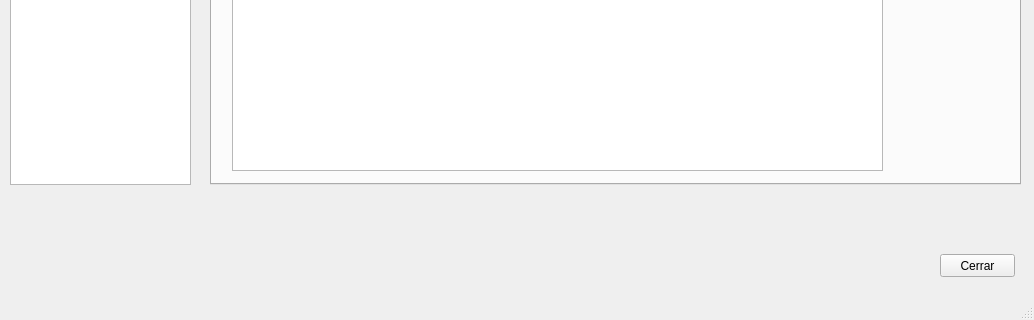
The window that mainwindow.ui (orgaArchivos/Project_Orga) describes before a commit, drawn with Qt 5; both pictures show x 0 to 1034 and y 292 to 612 of the 1034 by 612 pixel window.
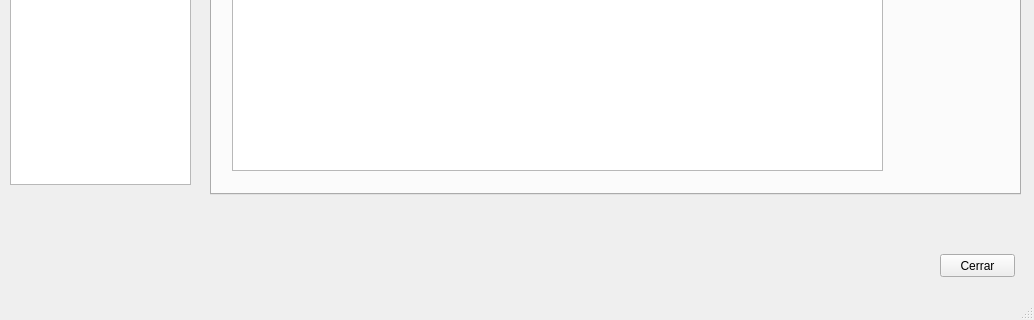
The same window after the commit. The open tabs and pages were chosen to show the change. Icons and pictures are not drawn.

Diff of the .ui file:
```diff
--- a/mainwindow.ui
+++ b/mainwindow.ui
@@ -24,7 +24,7 @@
       <x>210</x>
       <y>20</y>
       <width>811</width>
-      <height>421</height>
+      <height>431</height>
      </rect>
     </property>
     <property name="currentIndex">
```
Left out of the diff: 42 changed lines with no effect on the pictures.
